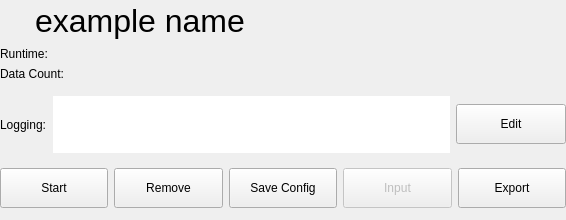
First picture: the form in howdyCoder/ui/qtUiFiles/algoStatusWidget.ui, repository rmallow/howdyCoder, before the edit.
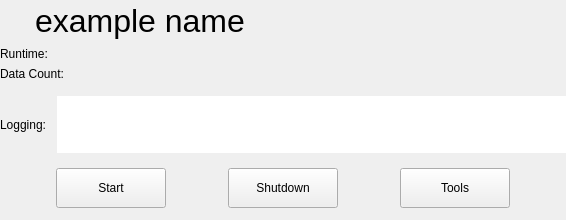
Second picture: the form after the edit.

Commit message: wiring buttons for topoview, changing buttons for control widget

Diff of the .ui file:
```diff
--- a/howdyCoder/ui/qtUiFiles/algoStatusWidget.ui
+++ b/howdyCoder/ui/qtUiFiles/algoStatusWidget.ui
@@ -301,31 +301,6 @@
         </property>
        </widget>
       </item>
-      <item>
-       <widget class="QPushButton" name="edit_button">
-        <property name="sizePolicy">
-         <sizepolicy hsizetype="MinimumExpanding" vsizetype="Fixed">
-          <horstretch>20</horstretch>
-          <verstretch>0</verstretch>
-         </sizepolicy>
-        </property>
-        <property name="minimumSize">
-         <size>
-          <width>100</width>
-          <height>40</height>
-         </size>
-        </property>
-        <property name="maximumSize">
-         <size>
-          <width>110</width>
-          <height>40</height>
-         </size>
-        </property>
-        <property name="text">
-         <string>Edit</string>
-        </property>
-       </widget>
-      </item>
      </layout>
     </widget>
    </item>
@@ -376,7 +351,32 @@
        </widget>
       </item>
       <item>
-       <widget class="QPushButton" name="remove_button">
+       <widget class="QPushButton" name="shutdown_button">
+        <property name="sizePolicy">
+         <sizepolicy hsizetype="Maximum" vsizetype="Fixed">
+          <horstretch>0</horstretch>
+          <verstretch>0</verstretch>
+         </sizepolicy>
+        </property>
+        <property name="minimumSize">
+         <size>
+          <width>100</width>
+          <height>40</height>
+         </size>
+        </property>
+        <property name="maximumSize">
+         <size>
+          <width>110</width>
+          <height>40</height>
+         </size>
+        </property>
+        <property name="text">
+         <string>Shutdown</string>
+        </property>
+       </widget>
+      </item>
+      <item>
+       <widget class="QPushButton" name="tool_button">
         <property name="sizePolicy">
          <sizepolicy hsizetype="Fixed" vsizetype="Fixed">
           <horstretch>0</horstretch>
@@ -396,85 +396,7 @@
          </size>
         </property>
         <property name="text">
-         <string>Remove</string>
-        </property>
-       </widget>
-      </item>
-      <item>
-       <widget class="QPushButton" name="save_button">
-        <property name="sizePolicy">
-         <sizepolicy hsizetype="Maximum" vsizetype="Fixed">
-          <horstretch>0</horstretch>
-          <verstretch>0</verstretch>
-         </sizepolicy>
-        </property>
-        <property name="minimumSize">
-         <size>
-          <width>100</width>
-          <height>40</height>
-         </size>
-        </property>
-        <property name="maximumSize">
-         <size>
-          <width>110</width>
-          <height>40</height>
-         </size>
-        </property>
-        <property name="text">
-         <string>Save Config</string>
-        </property>
-       </widget>
-      </item>
-      <item>
-       <widget class="QPushButton" name="input_button">
-        <property name="enabled">
-         <bool>false</bool>
-        </property>
-        <property name="sizePolicy">
-         <sizepolicy hsizetype="Maximum" vsizetype="Fixed">
-          <horstretch>0</horstretch>
-          <verstretch>0</verstretch>
-         </sizepolicy>
-        </property>
-        <property name="minimumSize">
-         <size>
-          <width>100</width>
-          <height>40</height>
-         </size>
-        </property>
-        <property name="maximumSize">
-         <size>
-          <width>110</width>
-          <height>40</height>
-         </size>
-        </property>
-        <property name="text">
-         <string>Input</string>
-        </property>
-       </widget>
-      </item>
-      <item>
-       <widget class="QPushButton" name="export_button">
-        <property name="sizePolicy">
-         <sizepolicy hsizetype="Maximum" vsizetype="Fixed">
-          <horstretch>0</horstretch>
-          <verstretch>0</verstretch>
-         </sizepolicy>
-        </property>
-        <property name="minimumSize">
-         <size>
-          <width>100</width>
-          <height>40</height>
-         </size>
-        </property>
-        <property name="maximumSize">
-         <size>
-          <width>110</width>
-          <height>40</height>
-         </size>
-        </property>
-        <property name="text">
-         <string>Export</string>
+         <string>Tools</string>
         </property>
        </widget>
       </item>
```
The commit also changes 19 other files.
